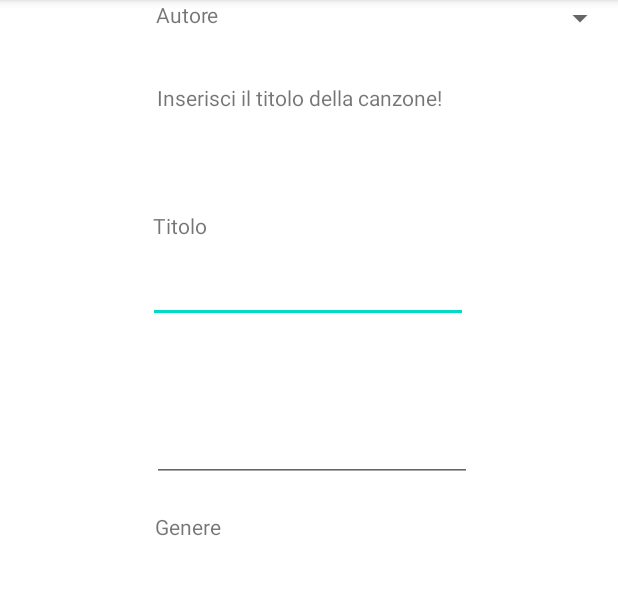
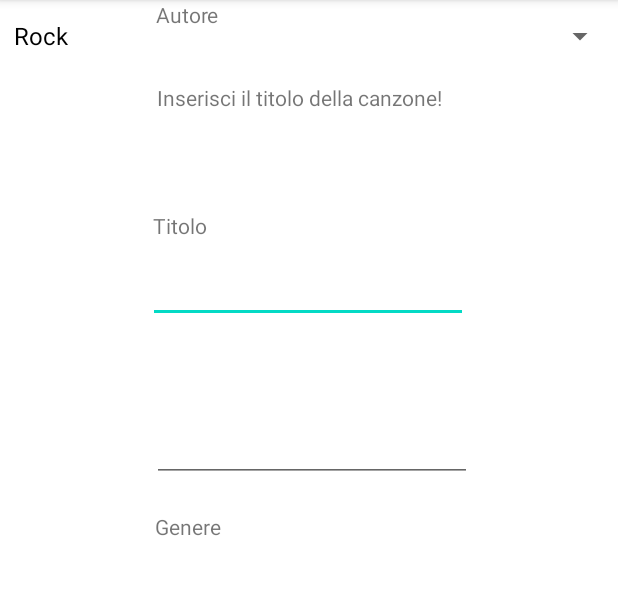
Before and after one commit to CSilviu21/Voltify, an Android app: the screen it shows after launch (MainActivity), on a phone screen of 412 x 824 dp, the part 84-679 px from its top. Run offline under Robolectric (Android 15) with nearby library versions, the phone set to English and light mode, and no system bars.

```diff
--- a/app/src/main/java/itts/volta/quintocinf/roscini5ainf/MainActivity.java
+++ b/app/src/main/java/itts/volta/quintocinf/roscini5ainf/MainActivity.java
@@ -4,15 +4,20 @@ import androidx.appcompat.app.AppCompatActivity;
 
 import android.os.Bundle;
 import android.view.View;
+import android.widget.ArrayAdapter;
 import android.widget.Button;
 import android.widget.EditText;
+import android.widget.Spinner;
 import android.widget.TextView;
+import android.widget.Toast;
 
 public class MainActivity extends AppCompatActivity {
     Button visualizzaBtn, inserisciBtn;
     EditText editTitolo,editAutore,editDurata;
     TextView titolo,autore,genere,durata;
     GestoreBrano gb;
+    Spinner spnGenere;
+    String[] elencoGeneri= {"Rock","Liscio", "Pop", "Dance"};
 
     @Override
     protected void onCreate(Bundle savedInstanceState) {
@@ -28,12 +33,18 @@ public class MainActivity extends AppCompatActivity {
        editTitolo=(EditText)findViewById(R.id.editTitolo);
        editAutore=(EditText)findViewById(R.id.editAutore);
        editDurata=(EditText)findViewById(R.id.editDurata);
+
        gb= new GestoreBrano();
+       spnGenere = (Spinner)findViewById(R.id.spnGeneri);
+        ArrayAdapter<String> spGen = new ArrayAdapter<String>(this, R.layout.support_simple_spinner_dropdown_item,elencoGeneri);
+        spnGenere.setAdapter(spGen);
 
        inserisciBtn.setOnClickListener(new View.OnClickListener() {
            @Override
+           String testo = spnGenere.getSelectedItem().toString();
            public void onClick(View v) {
                gb.addBrano(editTitolo.getText().toString());
+              // Toast.makeText()
            }
        });
     }
--- a/app/src/main/res/layout/activity_main.xml
+++ b/app/src/main/res/layout/activity_main.xml
@@ -142,7 +142,7 @@
         app:layout_constraintStart_toStartOf="parent" />
 
     <Spinner
-        android:id="@+id/spinnerGenere"
+        android:id="@+id/spnGeneri"
         android:layout_width="409dp"
         android:layout_height="wrap_content"
         android:layout_marginStart="1dp"
```
